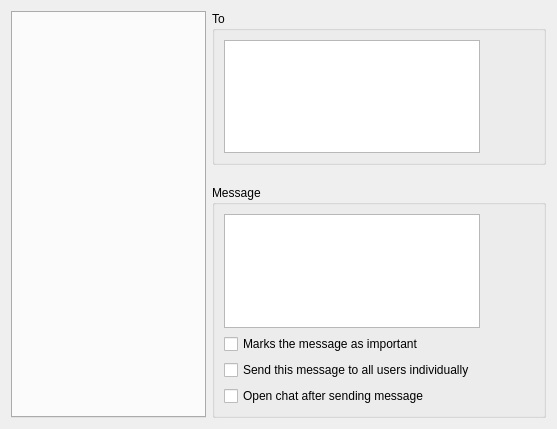
Above: src/desktop/GuiCreateMessage.ui from Stkai/BeeBEEP before the change. Below: the same form after it.
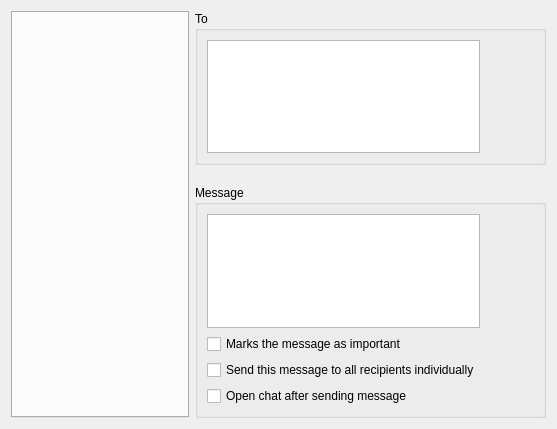
That is the form after the change. Icons and pictures are not drawn. Custom widgets are drawn as their Qt base class.

Commit message: BeeBEEP now saves the checkbox status in Create Message window (except flag Important)

The edit to the form file:
```diff
--- a/src/desktop/GuiCreateMessage.ui
+++ b/src/desktop/GuiCreateMessage.ui
@@ -262,7 +262,7 @@
       <item row="6" column="0">
        <widget class="QCheckBox" name="mp_cbSendPrivate">
         <property name="text">
-         <string>Send this message to all users individually</string>
+         <string>Send this message to all recipients individually</string>
         </property>
        </widget>
       </item>
```
The commit also changes 28 other files.
